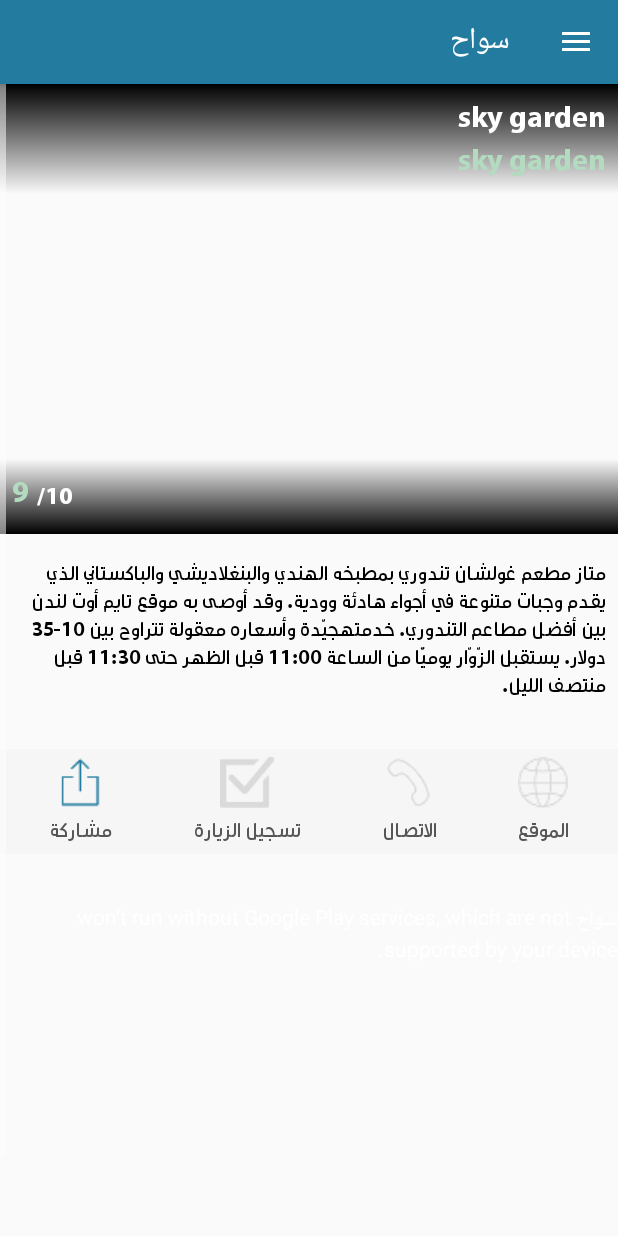
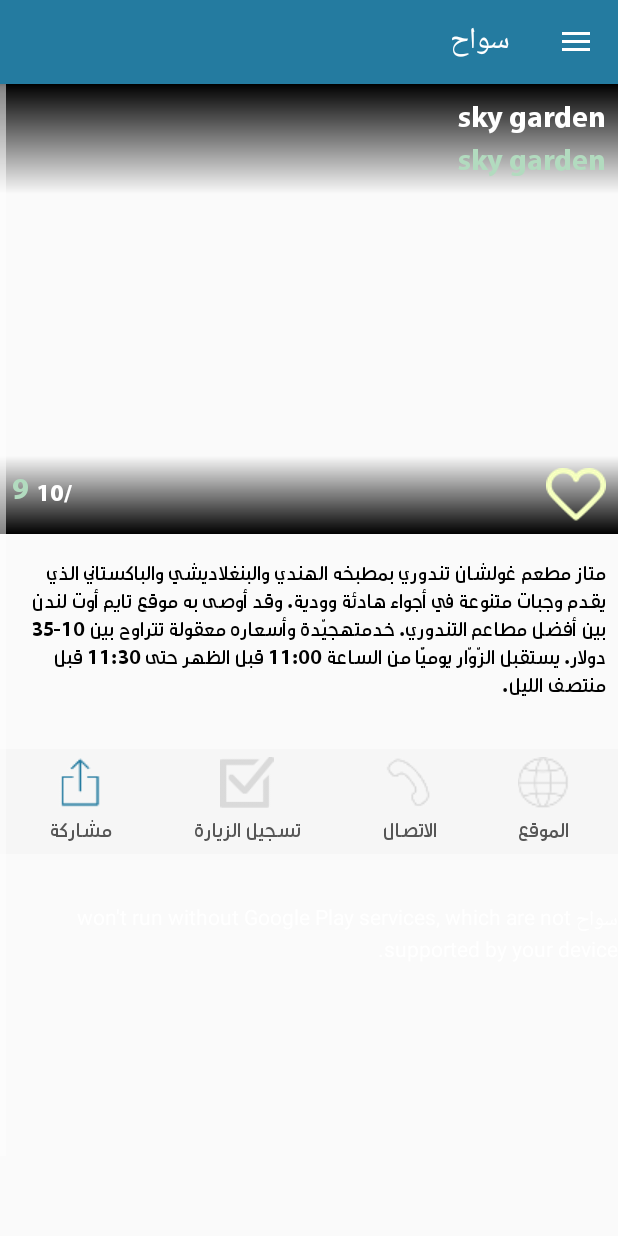
Before and after one commit to Besoz/sawah, an Android app: the PlaceDetailsActivity screen opened directly, with no data from a screen before it, on a phone screen of 412 x 824 dp. Run offline under Robolectric (Android 15) with nearby library versions, the phone set to English and light mode, and no system bars; our stand-ins replace Volley; libraries missing offline, so code that uses them is left out: com.github.aakira.expandablelayout, com.kennyc.bottomsheet; plain views replace ExpandableLinearLayout; network calls fail; 12 statements that could not run were skipped.

Commit message:
Creating custom check box done

```diff
--- a/app/src/main/java/com/accorpa/sawah/PlaceDetailsActivity.java
+++ b/app/src/main/java/com/accorpa/sawah/PlaceDetailsActivity.java
@@ -19,6 +19,7 @@ import android.widget.PopupMenu;
 import android.widget.SimpleExpandableListAdapter;
 
 import com.accorpa.sawah.custom_views.CustomButton;
+import com.accorpa.sawah.custom_views.CustomCheckBox;
 import com.accorpa.sawah.custom_views.CustomTextView;
 import com.android.volley.toolbox.NetworkImageView;
 import com.fasterxml.jackson.databind.ObjectMapper;
@@ -44,6 +45,8 @@ public class PlaceDetailsActivity extends BaseActivity implements OnMapReadyCall
     private NetworkImageView placeImage;
 
     private ImageButton shareButtton, callButton, openSiteButton, checkInButton;
+
+    private CustomCheckBox likeButton;
 
     private CustomButton addCommentButton, moreCommentsButton;
 
@@ -185,8 +188,14 @@ public class PlaceDetailsActivity extends BaseActivity implements OnMapReadyCall
 
         }
 
-
-
+        likeButton = (CustomCheckBox) this.findViewById(R.id.like_button);
+        likeButton.setBackResIDs(R.drawable.bell, R.drawable.heart);
+        likeButton.setOnClickListener(new View.OnClickListener() {
+            @Override
+            public void onClick(View v) {
+                likeButton.toggleState();
+            }
+        });
 
 //        checkInButton = (ImageButton) findViewById(R.id.checkin_button);
 //        checkInButton.setOnClickListener(new View.OnClickListener() {
--- /dev/null
+++ b/app/src/main/java/com/accorpa/sawah/custom_views/CustomCheckBox.java
@@ -0,0 +1,35 @@
+package com.accorpa.sawah.custom_views;
+
+import android.content.Context;
+import android.util.AttributeSet;
+import android.widget.ImageButton;
+
+/**
+ * Created by root on 05/02/17.
+ */
+
+public class CustomCheckBox extends ImageButton {
+
+    private int currentResID, nextResID;
+
+    public CustomCheckBox(Context context, AttributeSet attrs) {
+        super(context, attrs);
+    }
+
+    public void setBackResIDs(int checkedResID, int unCheckResID){
+        currentResID = unCheckResID;
+        nextResID = checkedResID;
+
+        this.setBackgroundResource(this.currentResID);
+
+    }
+    public void toggleState(){
+        this.setBackgroundResource(nextResID);
+//        shifting
+        int temp = nextResID;
+        nextResID = currentResID;
+        currentResID = temp;
+    }
+
+
+}
--- a/app/src/main/res/layout/activity_place_details.xml
+++ b/app/src/main/res/layout/activity_place_details.xml
@@ -51,20 +51,24 @@
 
         </android.support.v7.widget.LinearLayoutCompat>
 
-        <android.support.v7.widget.LinearLayoutCompat
+        <RelativeLayout
             android:layout_width="match_parent"
             android:layout_height="wrap_content"
             android:orientation="horizontal"
             android:background="@drawable/gradiant_black_background_90"
             android:padding="@dimen/listview_margin"
-            android:layout_alignBottom="@+id/imageView2"
-            android:gravity="left">
+            android:layout_alignBottom="@+id/imageView2">
+
+            <LinearLayout
+                android:layout_width="wrap_content"
+                android:layout_height="wrap_content"
+                android:layout_alignParentLeft="true">
 
                 <com.accorpa.sawah.custom_views.CustomTextView
                     android:id="@+id/rating_static"
                     android:layout_width="wrap_content"
                     android:layout_height="wrap_content"
-                android:text="10/"
+                    android:text="/10"
                     android:layout_gravity="left"
                     android:textColor="@color/textColor"
                     android:textSize="@dimen/font_size"
@@ -78,13 +82,24 @@
                     android:text="9"
                     android:textSize="@dimen/header_font_size"
                     android:layout_gravity="left"
-            android:paddingBottom="@dimen/padding"
-            android:textColor="@color/buttonColor"
-            />
+                    android:textColor="@color/buttonColor"/>
 
 
 
-        </android.support.v7.widget.LinearLayoutCompat>
+
+            </LinearLayout>
+
+
+            <com.accorpa.sawah.custom_views.CustomCheckBox
+                android:id="@+id/like_button"
+                android:background="@drawable/heart"
+                android:layout_alignParentRight="true"
+                android:layout_height="wrap_content"
+                android:layout_width="wrap_content"
+                android:layout_centerVertical="true"/>
+
+
+        </RelativeLayout>
 
         <com.accorpa.sawah.custom_views.CustomTextView
             android:id="@+id/bio_text"
```
Also changed, not shown: app/src/main/res/drawable-hdpi/heart.png (added), app/src/main/res/drawable-ldpi/heart.png (added), app/src/main/res/drawable-mdpi/heart.png (added), app/src/main/res/drawable-xhdpi/heart.png (added), app/src/main/res/drawable-xxhdpi/heart.png, app/src/main/res/drawable-xxxhdpi/heart.png (added). Lines whose indentation alone changed are shown as unchanged.
